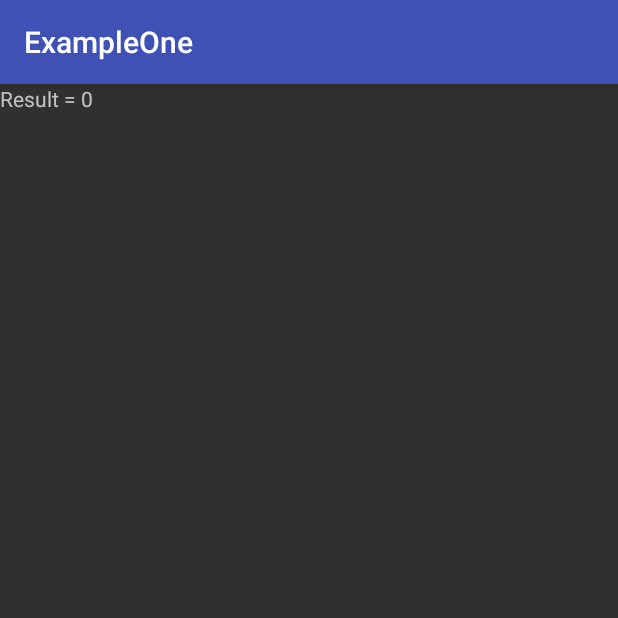
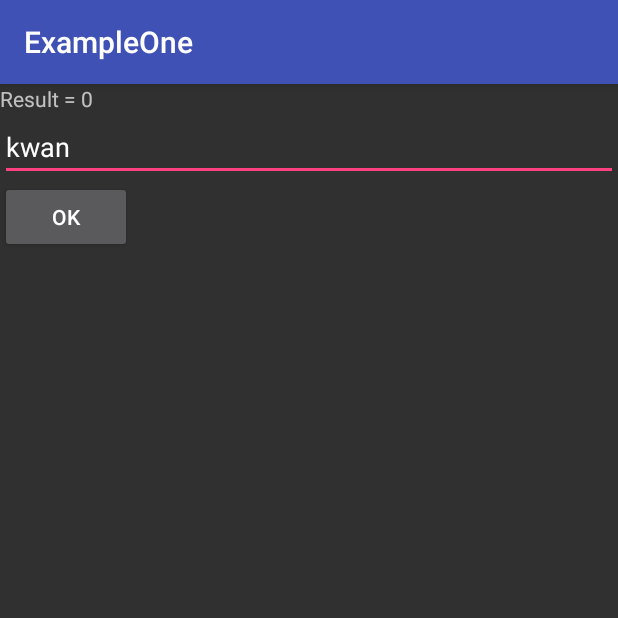
Before and after one commit to kamonwans/ExampleOne, an Android app: the screen it shows after launch (SecondActivity), after a tap on "CALCULATE", on a phone screen of 412 x 824 dp, the top half of it. Run offline under Robolectric (Android 15) with nearby library versions, the phone set to English and light mode, and no system bars.

```diff
--- a/app/src/main/AndroidManifest.xml
+++ b/app/src/main/AndroidManifest.xml
@@ -11,7 +11,6 @@
         <activity android:name=".MainActivity">
             <intent-filter>
                 <action android:name="android.intent.action.MAIN" />
-
                 <category android:name="android.intent.category.LAUNCHER" />
             </intent-filter>
         </activity>
--- a/app/src/main/java/com/example/kamonwan/exampleone/MainActivity.java
+++ b/app/src/main/java/com/example/kamonwan/exampleone/MainActivity.java
@@ -1,7 +1,9 @@
 package com.example.kamonwan.exampleone;
 
 import android.content.Intent;
+import android.content.pm.ActivityInfo;
 import android.graphics.Point;
+import android.os.PersistableBundle;
 import android.support.v7.app.AppCompatActivity;
 import android.os.Bundle;
 import android.util.Log;
@@ -21,6 +23,7 @@ import android.widget.Toast;
 
 public class MainActivity extends AppCompatActivity implements View.OnClickListener {
 
+    int x,y,z; //Save/Restore in Activity instance state
     TextView tvHello, tvResults;
     EditText editTextHello, editText1, editText2;
     Button btnCoppy, btnCalculate;
@@ -31,6 +34,12 @@ public class MainActivity extends AppCompatActivity implements View.OnClickListe
     @Override
     protected void onCreate(Bundle savedInstanceState) {
         super.onCreate(savedInstanceState);
+
+        if (getResources().getBoolean(R.bool.portrait_only)) {
+            //Fix
+            setRequestedOrientation(ActivityInfo.SCREEN_ORIENTATION_PORTRAIT);
+
+        }
         setContentView(R.layout.activity_main);
 
         initstances();
@@ -41,7 +50,6 @@ public class MainActivity extends AppCompatActivity implements View.OnClickListe
         int width = size.x;
         int height = size.y;
         Toast.makeText(MainActivity.this, "Width = " + width + "Height = " + height, Toast.LENGTH_SHORT).show();
-
 
     }
 
@@ -133,7 +141,7 @@ public class MainActivity extends AppCompatActivity implements View.OnClickListe
                 c3.y = 10;
                 c3.z = 20;
                 intent.putExtra("cParcelable", c3);
-                startActivity(intent);
+                startActivityForResult(intent,12345);
             }
         });
         viewGroup1 = (CustomViewGroup) findViewById(R.id.ViewGroup1);
@@ -141,6 +149,19 @@ public class MainActivity extends AppCompatActivity implements View.OnClickListe
 
         viewGroup1.setButtonText("Hello");
         viewGroup2.setButtonText("World");
+    }
+
+    @Override
+    protected void onActivityResult(int requestCode, int resultCode, Intent data) {
+        super.onActivityResult(requestCode, resultCode, data);
+        //Check if it a result from SecondActivity
+        if (requestCode == 12345) {
+            if (requestCode == RESULT_OK) {
+                //Get data from data's extra
+                String result = data.getStringExtra("result");
+                Toast.makeText(MainActivity.this,result,Toast.LENGTH_SHORT).show();
+            }
+        }
     }
 
     @Override
@@ -167,4 +188,36 @@ public class MainActivity extends AppCompatActivity implements View.OnClickListe
         }
         return super.onOptionsItemSelected(item);
     }
+
+    @Override
+    protected void onStart() {
+        super.onStart();
+    }
+
+    @Override
+    protected void onResume() {
+        super.onResume();
+    }
+
+    @Override
+    protected void onPause() {
+        super.onPause();
+    }
+
+    @Override
+    protected void onStop() {
+        super.onStop();
+    }
+
+    @Override
+    protected void onSaveInstanceState(Bundle outState) {
+        super.onSaveInstanceState(outState);
+        //save here
+    }
+
+    @Override
+    protected void onRestoreInstanceState(Bundle savedInstanceState) {
+        super.onRestoreInstanceState(savedInstanceState);
+        //Restore here
+    }
 }
--- a/app/src/main/java/com/example/kamonwan/exampleone/SecondActivity.java
+++ b/app/src/main/java/com/example/kamonwan/exampleone/SecondActivity.java
@@ -4,6 +4,8 @@ import android.content.Intent;
 import android.support.v7.app.AppCompatActivity;
 import android.os.Bundle;
 import android.view.View;
+import android.widget.Button;
+import android.widget.EditText;
 import android.widget.TextView;
 
 public class SecondActivity extends AppCompatActivity {
@@ -11,6 +13,8 @@ public class SecondActivity extends AppCompatActivity {
     int sum = 0;
     TextView tvResult;
     Bundle bundle;
+    Button btnOk;
+    EditText editTextSecond;
     int x, y, z;
 
     @Override
@@ -30,11 +34,23 @@ public class SecondActivity extends AppCompatActivity {
         CoordinateParcelable c3 = intent.getParcelableExtra("cParcelable");
 
         initInstances();
+
     }
 
     private void initInstances() {
-
         tvResult = (TextView) findViewById(R.id.tvResults);
         tvResult.setText("Result = " + sum);
+        btnOk = (Button) findViewById(R.id.btnOk);
+        editTextSecond = (EditText) findViewById(R.id.editTextSecond);
+        btnOk.setOnClickListener(new View.OnClickListener() {
+            @Override
+            public void onClick(View v) {
+                Intent returnIntent = new Intent();
+                returnIntent.putExtra("result", editTextSecond.getText().toString());
+                setResult(RESULT_OK,returnIntent);
+                finish();
+            }
+        });
     }
+
 }
--- a/app/src/main/res/layout/activity_main.xml
+++ b/app/src/main/res/layout/activity_main.xml
@@ -84,7 +84,8 @@
                     android:layout_height="wrap_content"
                     android:layout_gravity="center"
                     android:layout_weight="1"
-                    android:text="0" />
+                    android:text="0"
+                    android:freezesText="true"/>
             </LinearLayout>
 
             <Button
@@ -95,6 +96,7 @@
                 android:textColor="@color/colorButton" />
 
             <CheckBox
+                android:id="@+id/cbAgree"
                 android:layout_width="wrap_content"
                 android:layout_height="wrap_content"
                 android:checked="true"
@@ -160,10 +162,12 @@
             </com.example.kamonwan.exampleone.CustomViewGroup>
 
             <com.example.kamonwan.exampleone.CustomView
+                android:id="@+id/view"
                 android:layout_width="match_parent"
                 android:layout_height="160dp" />
 
             <com.example.kamonwan.exampleone.CustomView
+                android:id="@+id/view1"
                 android:layout_width="match_parent"
                 android:layout_height="160dp"
                 app:isBlue="true" />
--- a/app/src/main/res/layout/activity_second.xml
+++ b/app/src/main/res/layout/activity_second.xml
@@ -4,9 +4,23 @@
     android:layout_width="match_parent"
     android:layout_height="match_parent"
     tools:context="com.example.kamonwan.exampleone.SecondActivity">
-
+<LinearLayout
+    android:orientation="vertical"
+    android:layout_width="match_parent"
+    android:layout_height="match_parent">
     <TextView
         android:id="@+id/tvResults"
         android:layout_width="wrap_content"
         android:layout_height="wrap_content" />
+    <EditText
+        android:text="kwan"
+        android:id="@+id/editTextSecond"
+        android:layout_width="match_parent"
+        android:layout_height="wrap_content" />
+    <Button
+        android:id="@+id/btnOk"
+        android:text="OK"
+        android:layout_width="wrap_content"
+        android:layout_height="wrap_content" />
+</LinearLayout>
 </RelativeLayout>
--- a/app/src/main/res/layout/sample_layout.xml
+++ b/app/src/main/res/layout/sample_layout.xml
@@ -13,6 +13,7 @@
             android:layout_width="wrap_content"
             android:layout_height="wrap_content" />
         <EditText
+            android:id="@+id/editTextSample"
             android:layout_marginLeft="16dp"
             android:layout_width="match_parent"
             android:layout_height="wrap_content" />
--- /dev/null
+++ b/app/src/main/res/values-sw600dp/bools.xml
@@ -0,0 +1,4 @@
+<?xml version="1.0" encoding="utf-8"?>
+<resources>
+    <bool name="portrait_only">false</bool>
+</resources>
--- /dev/null
+++ b/app/src/main/res/values/bools.xml
@@ -0,0 +1,4 @@
+<?xml version="1.0" encoding="utf-8"?>
+<resources>
+    <bool name="portrait_only">true</bool>
+</resources>
```
Also changed, not shown: app/src/main/java/com/example/kamonwan/exampleone/BundleSavedState.java (added, +49 -0 lines), app/src/main/java/com/example/kamonwan/exampleone/CustomView.java (+20 -0 lines), app/src/main/java/com/example/kamonwan/exampleone/CustomViewGroup.java (+58 -1 lines), app/src/main/java/com/example/kamonwan/exampleone/CustomViewSavedState.java (added, +52 -0 lines).
